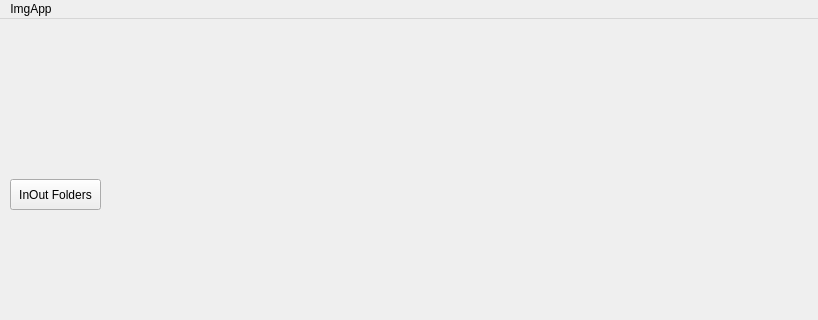
Edi013/ComputerVision, file qt/mainwindow.ui: the form before one commit; both pictures show x 0 to 818 and y 0 to 320 of the 818 by 580 pixel window.
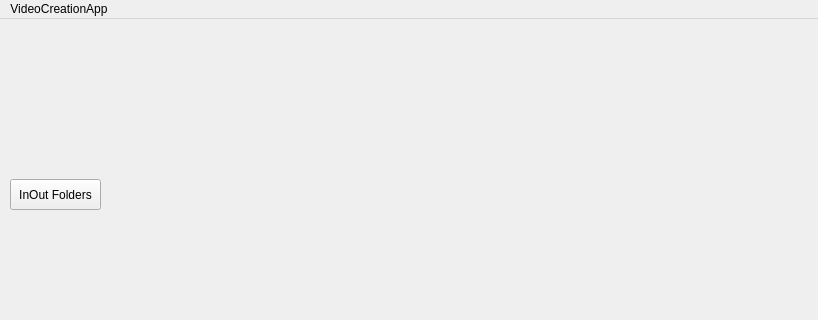
The form after the commit.

Patch:
```diff
--- a/qt/mainwindow.ui
+++ b/qt/mainwindow.ui
@@ -104,7 +104,7 @@
    </property>
    <widget class="QMenu" name="menuImgApp">
     <property name="title">
-     <string>ImgApp</string>
+     <string>VideoCreationApp</string>
     </property>
    </widget>
    <addaction name="menuImgApp"/>
```
